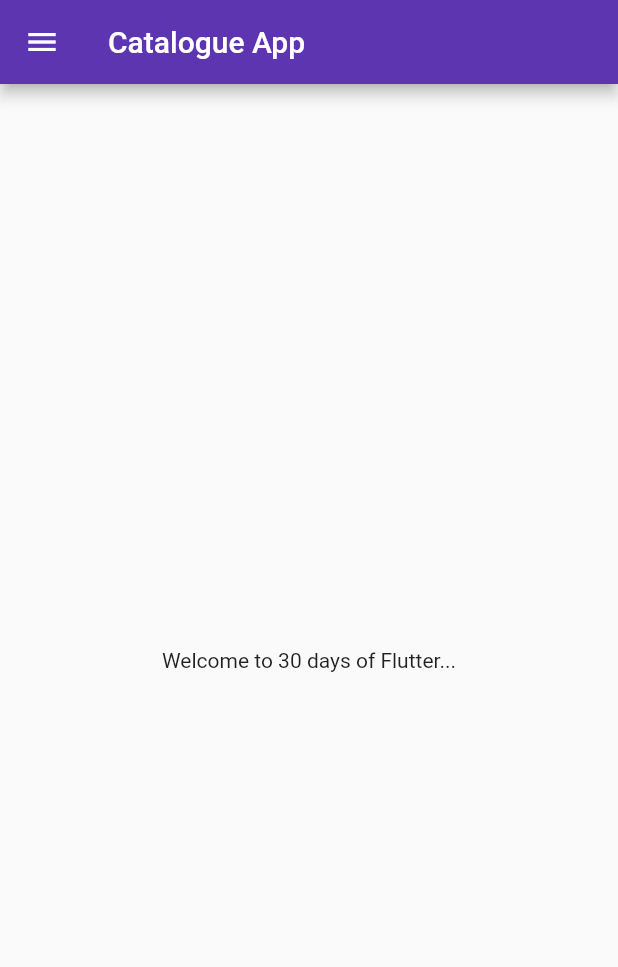
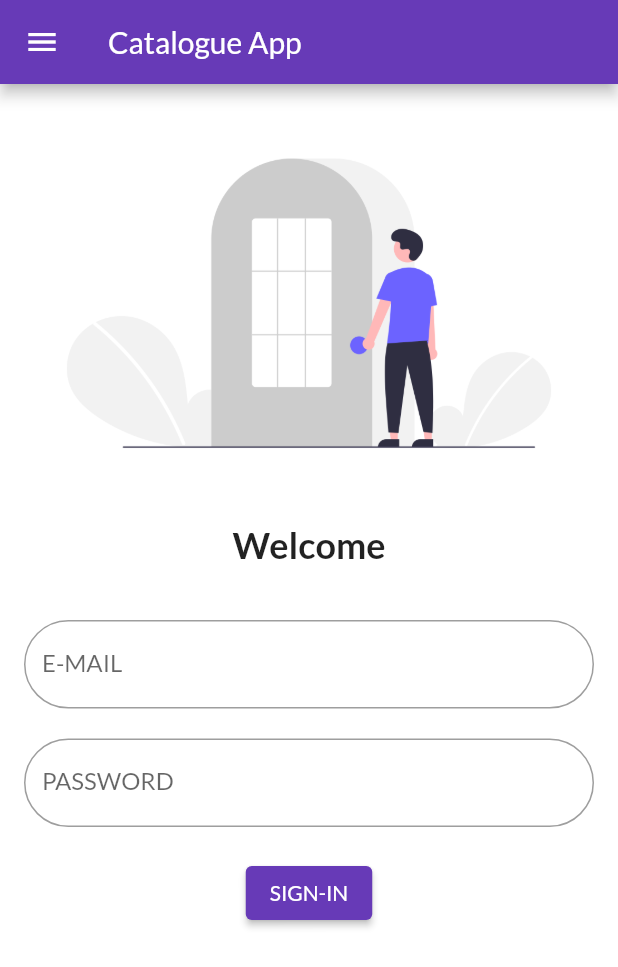
Before and after one commit to PatelPruthvi/30DaysOfFlutter, a Flutter app: the screen it shows after launch, on a phone screen of 412 x 824 dp. Shown: the top 967 px of the screen. Run offline on Flutter 3.47's test engine with Material 2 defaults, Android fonts, the phone set to English and light mode, and no system bars; our stand-ins replace google_fonts.

Commit message:
Day 3 completed

```diff
--- a/lib/home_page.dart
+++ b/lib/home_page.dart
@@ -10,10 +10,49 @@ class HomePage extends StatelessWidget {
     return Scaffold(
       appBar: AppBar(
         title: Text('Catalogue App'),
-        backgroundColor: Colors.deepPurple[600],
       ),
       drawer: Drawer(),
-      body: Center(child: Text('Welcome to 30 days of Flutter...')),
+      backgroundColor: Colors.white,
+      body: Column(
+        children: <Widget>[
+          SizedBox(height: 20),
+          Image.asset(
+            "assets/images/unDraw_login.png",
+            fit: BoxFit.cover,
+          ),
+          SizedBox(height: 20),
+          Text(
+            'Welcome',
+            style: TextStyle(fontSize: 24.0, fontWeight: FontWeight.bold),
+          ),
+          SizedBox(height: 20),
+          Padding(
+            padding: const EdgeInsets.symmetric(vertical: 16, horizontal: 16),
+            child: Column(
+              children: [
+                TextFormField(
+                  decoration: InputDecoration(
+                      hintText: 'example@charusat.edu.in',
+                      labelText: 'E-MAIL',
+                      border: OutlineInputBorder(
+                          borderRadius: BorderRadius.circular(60))),
+                ),
+                SizedBox(height: 20),
+                TextFormField(
+                  obscureText: true,
+                  decoration: InputDecoration(
+                      hintText: 'Enter Password',
+                      labelText: 'PASSWORD',
+                      border: OutlineInputBorder(
+                          borderRadius: BorderRadius.circular(60))),
+                ),
+                SizedBox(height: 20),
+                ElevatedButton(onPressed: () {}, child: Text('SIGN-IN'))
+              ],
+            ),
+          )
+        ],
+      ),
     );
   }
 }
--- a/lib/main.dart
+++ b/lib/main.dart
@@ -3,6 +3,7 @@
 import 'package:codepur/home_page.dart';
 import 'package:codepur/login_page.dart';
 import 'package:flutter/material.dart';
+import 'package:google_fonts/google_fonts.dart';
 
 void main() {
   runApp(MyApp());
@@ -15,6 +16,10 @@ class MyApp extends StatelessWidget {
   Widget build(BuildContext context) {
     return MaterialApp(
       initialRoute: '/home',
+      theme: ThemeData(
+        primarySwatch: Colors.deepPurple,
+        fontFamily: GoogleFonts.lato().fontFamily,
+      ),
       routes: {
         '/': (context) => Login(),
         '/home': (context) => HomePage(),
--- a/pubspec.yaml
+++ b/pubspec.yaml
@@ -34,6 +34,7 @@ dependencies:
   # The following adds the Cupertino Icons font to your application.
   # Use with the CupertinoIcons class for iOS style icons.
   cupertino_icons: ^1.0.2
+  google_fonts: ^2.3.1
 
 dev_dependencies:
   flutter_test:
@@ -58,8 +59,8 @@ flutter:
   uses-material-design: true
 
   # To add assets to your application, add an assets section, like this:
-  # assets:
-  #   - images/a_dot_burr.jpeg
+  assets:
+    - assets/images/
   #   - images/a_dot_ham.jpeg
 
   # An image asset can refer to one or more resolution-specific "variants", see
```
Also changed, not shown: assets/images/unDraw_login.png (added), pubspec.lock, 6 other files.
